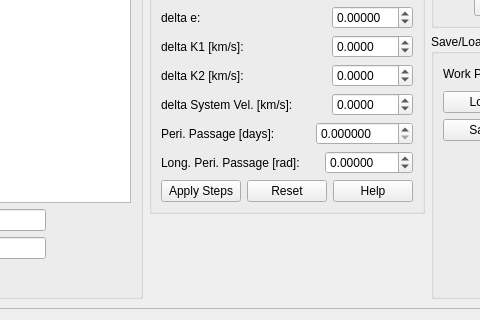
Old version of the form spectangular/edit.ui in the repository DPSablowski/Spectangular; both pictures show x 456 to 936 and y 287 to 607 of the 1184 by 607 pixel window.
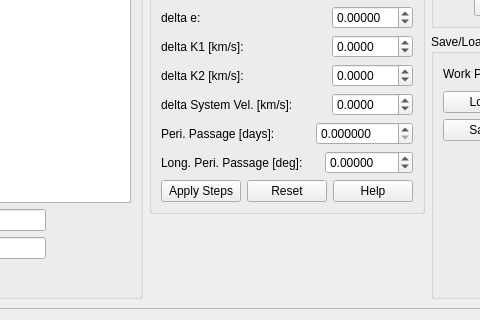
New version of the form.

Diff of the .ui file:
```diff
--- a/spectangular/edit.ui
+++ b/spectangular/edit.ui
@@ -930,7 +930,7 @@
                 <item>
                  <widget class="QLabel" name="label_29">
                   <property name="text">
-                   <string>Long. Peri. Passage [rad]:</string>
+                   <string>Long. Peri. Passage [deg]:</string>
                   </property>
                  </widget>
                 </item>
```
